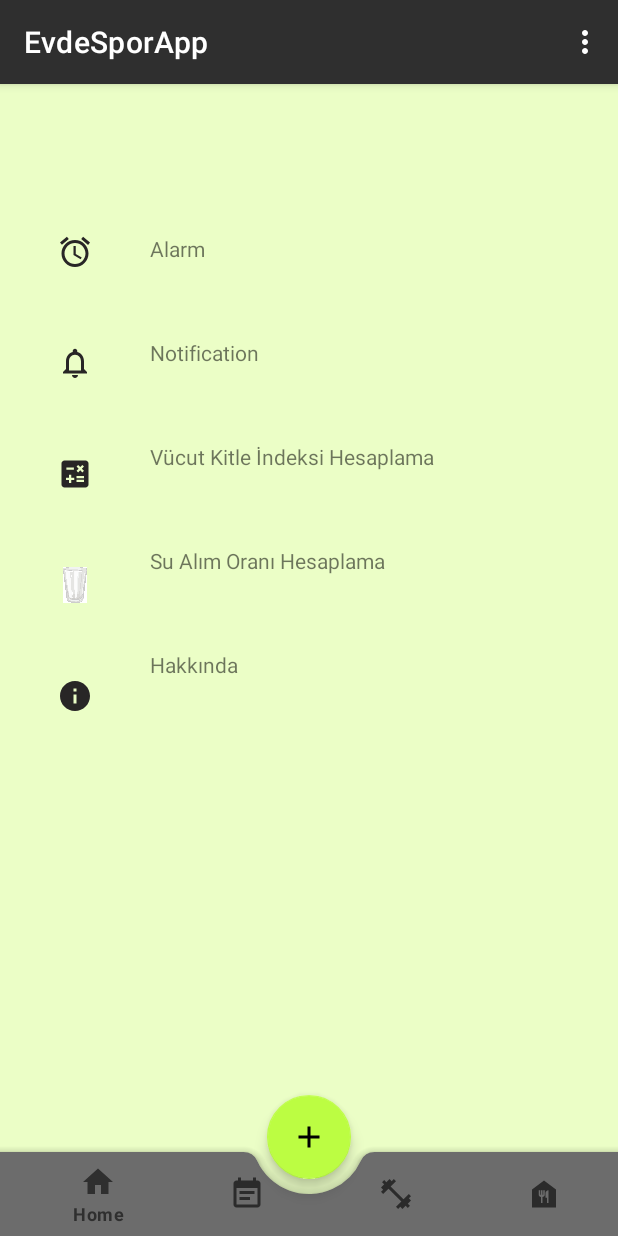
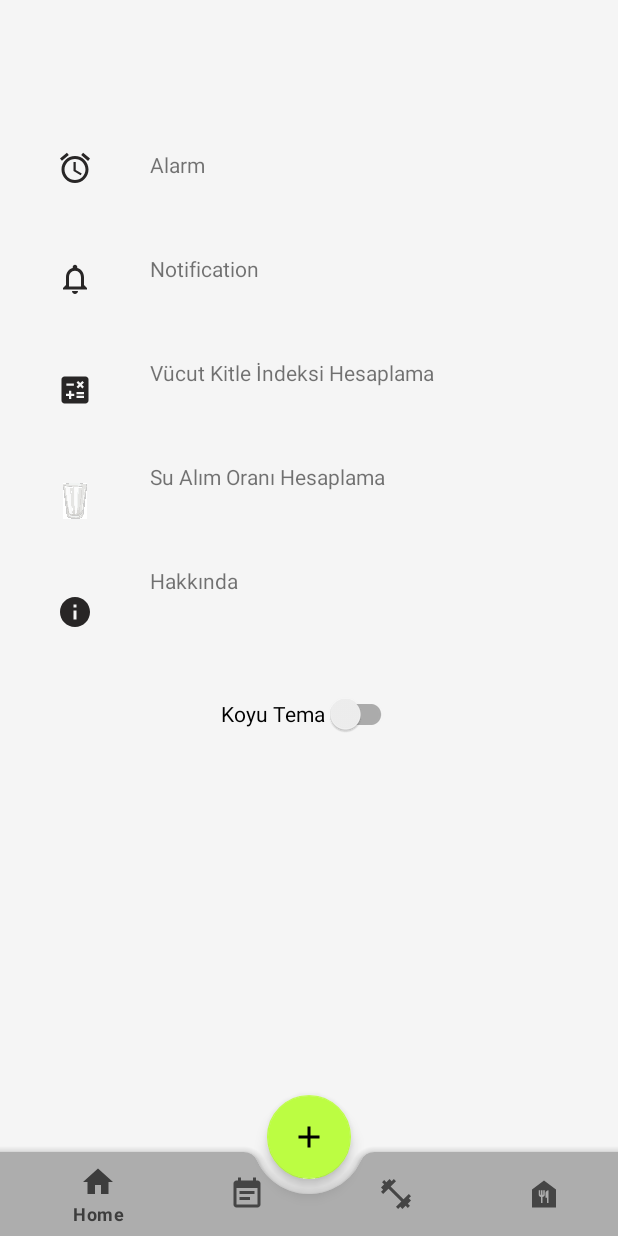
Before and after one commit to hilaltokgoz/spor_app, an Android app: the DrawerHomeFragment screen opened through its navigation route, on a phone screen of 412 x 824 dp. Run offline under Robolectric (Android 15) with nearby library versions, the light colour scheme and no system bars; our stand-ins replace navigation-ui.

Commit message:
DarkMode

```diff
--- a/app/src/main/AndroidManifest.xml
+++ b/app/src/main/AndroidManifest.xml
@@ -11,10 +11,11 @@
         android:label="@string/app_name"
         android:roundIcon="@mipmap/ic_launcher_round"
         android:supportsRtl="true"
-        android:theme="@style/Theme.Fab_Bottom_app_bar"
+        android:theme="@style/Theme.Light"
         tools:targetApi="31">
         <activity
             android:name=".MainActivity"
+            android:configChanges="uiMode"
             android:exported="true">
             <intent-filter>
                 <action android:name="android.intent.action.MAIN" />
--- a/app/src/main/java/com/evdesporapp/IntroduceYourselfFragment.kt
+++ b/app/src/main/java/com/evdesporapp/IntroduceYourselfFragment.kt
@@ -1,15 +1,18 @@
 package com.evdesporapp
 
+import android.content.res.Configuration
 import android.os.Bundle
-import android.text.Editable
 import android.view.LayoutInflater
 import android.view.View
 import android.view.ViewGroup
 import android.widget.ArrayAdapter
+import androidx.appcompat.app.AppCompatDelegate
 import androidx.fragment.app.Fragment
+import androidx.lifecycle.lifecycleScope
 import com.evdesporapp.databinding.FragmentIntroduceYourselfBinding
 import com.google.android.material.datepicker.CalendarConstraints
 import com.google.android.material.datepicker.MaterialDatePicker
+import kotlinx.coroutines.launch
 import java.util.*
 
 
@@ -35,13 +38,7 @@ class IntroduceYourselfFragment : Fragment() {
         return binding.root
     }
 
-    override fun onDestroyView() {
-        super.onDestroyView()
-        _binding = null
-    }
-
     private fun getDate() {
-
         //Calendar with Date Limiter
         val calendar = Calendar.getInstance(TimeZone.getTimeZone("UTC"))
         val today = MaterialDatePicker.todayInUtcMilliseconds()
@@ -68,7 +65,7 @@ class IntroduceYourselfFragment : Fragment() {
                 .setCalendarConstraints(constraints)
                 .build()
 
-            binding.dateOfBirthEditText.setOnClickListener {
+        binding.dateOfBirthEditText.setOnClickListener {
             datePicker.show(parentFragmentManager, "DATE_PICKER")
 
         }
@@ -76,4 +73,8 @@ class IntroduceYourselfFragment : Fragment() {
             binding.dateOfBirthEditText.setText(datePicker.headerText.toString())
         }
     }
+    override fun onDestroyView() {
+        super.onDestroyView()
+        _binding = null
+    }
 }
--- a/app/src/main/java/com/evdesporapp/MainActivity.kt
+++ b/app/src/main/java/com/evdesporapp/MainActivity.kt
@@ -35,7 +35,7 @@ class MainActivity : AppCompatActivity() {
             floatingActionButton= fab
             floatingActionButton.setOnClickListener {
                 //showing a toast message when clicked
-              Toast.makeText(this@MainActivity,"Cliscked",Toast.LENGTH_SHORT).show()
+              Toast.makeText(this@MainActivity,"Clicked",Toast.LENGTH_SHORT).show()
             }
 
         }
--- a/app/src/main/res/layout/activity_main.xml
+++ b/app/src/main/res/layout/activity_main.xml
@@ -26,7 +26,7 @@
         android:layout_gravity="bottom"
         app:fabCradleMargin="10dp"
         app:fabCradleRoundedCornerRadius="10dp"
-        android:backgroundTint="@color/gray6"
+        android:backgroundTint="@color/gray"
         app:fabCradleVerticalOffset="10dp"
         >
         <com.google.android.material.bottomnavigation.BottomNavigationView
--- a/app/src/main/res/layout/fragment_drawer_home.xml
+++ b/app/src/main/res/layout/fragment_drawer_home.xml
@@ -4,7 +4,7 @@
     xmlns:tools="http://schemas.android.com/tools"
     android:layout_width="match_parent"
     android:layout_height="match_parent"
-    android:background="@color/light_green"
+    android:background="@color/background"
     tools:context=".navigationdrawer.DrawerHomeFragment">
 
     <TextView
@@ -115,4 +115,18 @@
         app:layout_constraintEnd_toStartOf="@+id/aboutText"
         app:layout_constraintStart_toStartOf="parent"
         app:layout_constraintTop_toBottomOf="@+id/waterDrinkImage" />
+
+    <androidx.appcompat.widget.SwitchCompat
+        android:id="@+id/colorTheme"
+        android:layout_width="wrap_content"
+        android:layout_height="wrap_content"
+        android:layout_marginTop="32dp"
+        android:textColor="?attr/text_color"
+        android:text="Koyu Tema"
+        app:layout_constraintEnd_toEndOf="parent"
+        app:layout_constraintStart_toStartOf="parent"
+        app:layout_constraintTop_toBottomOf="@+id/aboutImage"
+        tools:ignore="UseSwitchCompatOrMaterialXml" />
+
+
 </androidx.constraintlayout.widget.ConstraintLayout>
--- a/app/src/main/res/layout/fragment_introduce_yourself.xml
+++ b/app/src/main/res/layout/fragment_introduce_yourself.xml
@@ -5,6 +5,7 @@
     xmlns:tools="http://schemas.android.com/tools"
     android:layout_width="match_parent"
     android:layout_height="match_parent"
+    android:background="@color/background"
     tools:context=".IntroduceYourselfFragment">
 
     <TextView
@@ -14,7 +15,7 @@
         android:text="Kendini Tanıt"
         android:textSize="24sp"
         android:textStyle="bold"
-        android:textColor="@color/dark_gray1"
+        android:textColor="@color/dark_gray"
         android:layout_marginTop="35dp"
         app:layout_constraintEnd_toEndOf="parent"
         app:layout_constraintStart_toStartOf="parent"
--- /dev/null
+++ b/app/src/main/res/values-night/colors.xml
@@ -0,0 +1,18 @@
+<?xml version="1.0" encoding="utf-8"?>
+<resources>
+    <color name="active_green">#5e7f21</color>
+    <color name="light_green">#defea1</color>
+    <color name="medium_light_green">#96ca35</color>
+    <color name="very_light_green">#ebfec6</color>
+    <color name="very_dark_green">#38471B</color>
+
+    <color name="light_black">#090909</color>
+    <color name="gray3">#1a1a1a</color>
+    <color name="dark_gray">#1c1c1c</color>
+    <color name="gray2">#414141</color>
+    <color name="gray">#6c6c6c</color>
+    <color name="active_gray">#adadad</color>
+    <color name="light_gray">#c2c2c2</color>
+    <color name="dark_white">#e8e8e8</color>
+    <color name="background">#000000</color>
+</resources>
--- a/app/src/main/res/values-night/themes.xml
+++ b/app/src/main/res/values-night/themes.xml
@@ -1,16 +1,22 @@
 <resources xmlns:tools="http://schemas.android.com/tools">
     <!-- Base application theme. -->
-    <style name="Theme.Fab_Bottom_app_bar" parent="Theme.MaterialComponents.DayNight.DarkActionBar">
+    <style name="Theme.Dark" parent="Theme.MaterialComponents.DayNight.NoActionBar">
         <!-- Primary brand color. -->
-        <item name="colorPrimary">@color/gray6</item>
+        <item name="colorPrimary">@color/gray</item>
         <item name="colorPrimaryVariant">@color/purple_700</item>
         <item name="colorOnPrimary">@color/black</item>
         <!-- Secondary brand color. -->
-        <item name="colorSecondary">@color/medium_dark_green</item>
+        <item name="colorSecondary">@color/medium_light_green</item>
         <item name="colorSecondaryVariant">@color/teal_200</item>
         <item name="colorOnSecondary">@color/black</item>
         <!-- Status bar color. -->
         <item name="android:statusBarColor" tools:targetApi="l">?attr/colorPrimaryVariant</item>
         <!-- Customize your theme here. -->
+        <item name="background_color">@color/dark_gray</item>
+        <!--     Our app's background changes to black when dark mode is activated -->
+        <item name="text_color">@color/white</item>
+        <!--     text and button color change to white to contrast with the app's background-->
+        <item name="button_color">@color/light_green</item>
+
     </style>
 </resources>
--- a/app/src/main/res/values/themes.xml
+++ b/app/src/main/res/values/themes.xml
@@ -1,6 +1,6 @@
 <resources xmlns:tools="http://schemas.android.com/tools">
     <!-- Base application theme. -->
-    <style name="Theme.Fab_Bottom_app_bar" parent="Theme.MaterialComponents.DayNight.DarkActionBar">
+    <style name="Theme.Light" parent="Theme.MaterialComponents.DayNight.NoActionBar">
         <!-- Primary brand color. -->
         <item name="colorPrimary">@color/gray2</item>
         <item name="colorPrimaryVariant">@color/purple_700</item>
@@ -12,5 +12,11 @@
         <!-- Status bar color. -->
         <item name="android:statusBarColor" tools:targetApi="l">?attr/colorPrimary</item>
         <!-- Customize your theme here. -->
+        <item name="background_color">#ffff</item>
+        <!--        Our app's background colour when light mode is on == white-->
+        <item name="text_color">#000</item>
+        <!--        Text color is black-->
+        <item name="button_color">@color/active_green</item>
+
     </style>
 </resources>
```
Also changed, not shown: app/src/main/java/com/evdesporapp/navigationdrawer/DrawerHomeFragment.kt (+13 -0 lines), app/src/main/res/values/attrs.xml (added, +8 -0 lines), app/src/main/res/values/colors.xml (+11 -28 lines), app/src/main/res/values/strings.xml (+8 -0 lines).
